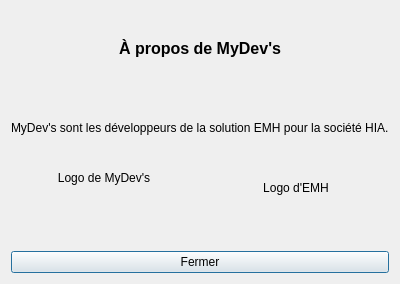
Before: the Qt Designer form GUI/aboutmydevs.ui in Eraac/EMH-client-lourd, drawn with Qt 5.
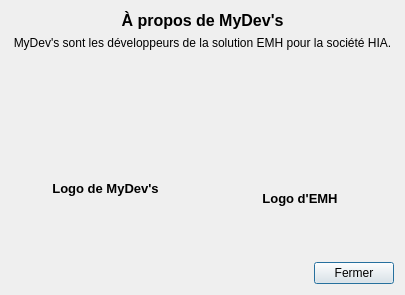
After: the same form once the commit is applied. Icons and pictures are not drawn.

Commit message: Ajout style fenêtre "About MyDev's"

```diff
--- a/GUI/aboutmydevs.ui
+++ b/GUI/aboutmydevs.ui
@@ -6,8 +6,8 @@
    <rect>
     <x>0</x>
     <y>0</y>
-    <width>393</width>
-    <height>284</height>
+    <width>405</width>
+    <height>295</height>
    </rect>
   </property>
   <property name="windowTitle">
@@ -38,14 +38,37 @@
        <property name="text">
         <string>MyDev's sont les développeurs de la solution EMH pour la société HIA.</string>
        </property>
+       <property name="alignment">
+        <set>Qt::AlignCenter</set>
+       </property>
       </widget>
      </item>
+     <item>
+      <spacer name="verticalSpacer_2">
+       <property name="orientation">
+        <enum>Qt::Vertical</enum>
+       </property>
+       <property name="sizeHint" stdset="0">
+        <size>
+         <width>20</width>
+         <height>40</height>
+        </size>
+       </property>
+      </spacer>
+     </item>
      <item>
       <layout class="QHBoxLayout" name="horizontalLayout">
        <item>
         <layout class="QVBoxLayout" name="verticalLayout_3">
          <item>
           <widget class="QLabel" name="label_3">
+           <property name="font">
+            <font>
+             <pointsize>10</pointsize>
+             <weight>75</weight>
+             <bold>true</bold>
+            </font>
+           </property>
            <property name="text">
             <string>Logo de MyDev's</string>
            </property>
@@ -67,12 +90,35 @@
            </property>
           </widget>
          </item>
+         <item>
+          <spacer name="verticalSpacer">
+           <property name="orientation">
+            <enum>Qt::Vertical</enum>
+           </property>
+           <property name="sizeType">
+            <enum>QSizePolicy::Minimum</enum>
+           </property>
+           <property name="sizeHint" stdset="0">
+            <size>
+             <width>20</width>
+             <height>40</height>
+            </size>
+           </property>
+          </spacer>
+         </item>
         </layout>
        </item>
        <item>
         <layout class="QVBoxLayout" name="verticalLayout_4">
          <item>
           <widget class="QLabel" name="label_5">
+           <property name="font">
+            <font>
+             <pointsize>10</pointsize>
+             <weight>75</weight>
+             <bold>true</bold>
+            </font>
+           </property>
            <property name="text">
             <string>Logo d'EMH</string>
            </property>
@@ -99,11 +145,28 @@
       </layout>
      </item>
      <item>
-      <widget class="QPushButton" name="pushButton">
-       <property name="text">
-        <string>Fermer</string>
-       </property>
-      </widget>
+      <layout class="QHBoxLayout" name="horizontalLayout_2">
+       <item>
+        <spacer name="horizontalSpacer">
+         <property name="orientation">
+          <enum>Qt::Horizontal</enum>
+         </property>
+         <property name="sizeHint" stdset="0">
+          <size>
+           <width>40</width>
+           <height>20</height>
+          </size>
+         </property>
+        </spacer>
+       </item>
+       <item>
+        <widget class="QPushButton" name="pushButton">
+         <property name="text">
+          <string>Fermer</string>
+         </property>
+        </widget>
+       </item>
+      </layout>
      </item>
     </layout>
    </item>
```
Left out of the diff: 8 changed lines with no effect on the pictures.
